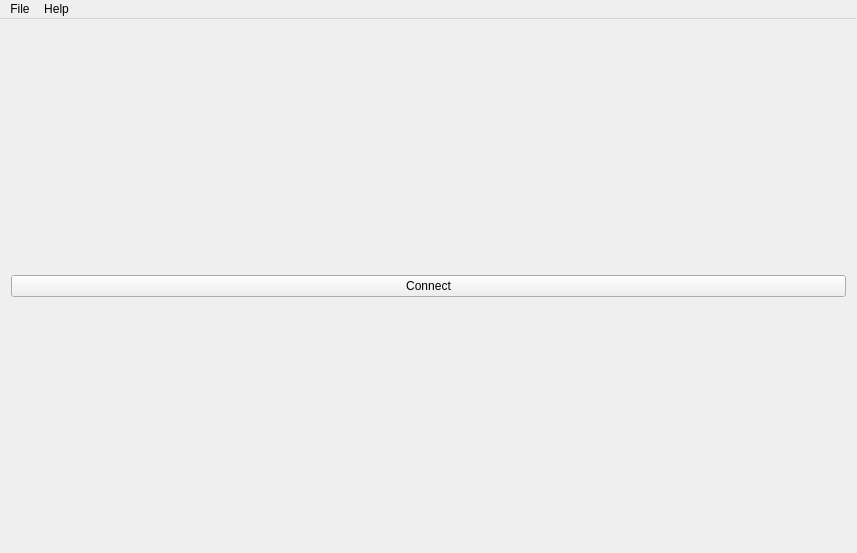
Above: Source/window.ui from Grandbrain/Sensor before the change. Below: the same form after it.
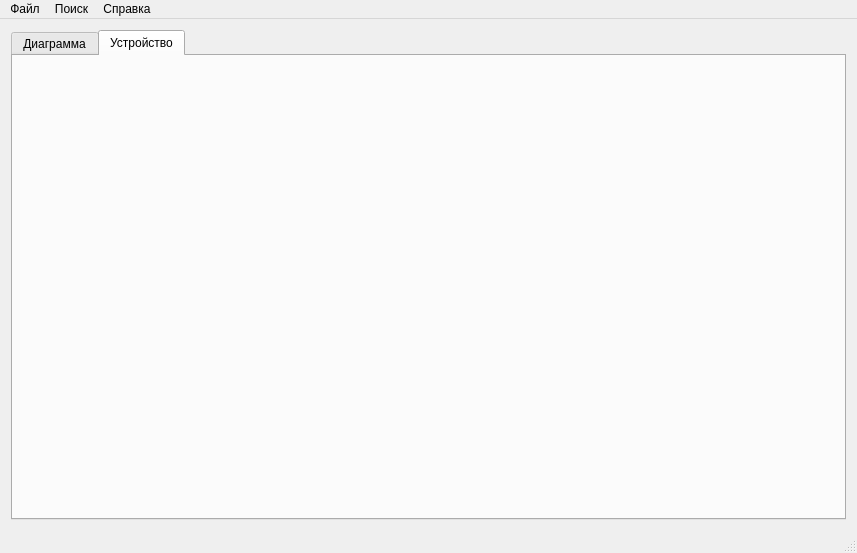
That is the form after the change.

Commit message: GCC attribute "pack" was changed to "pragma pack"

```diff
--- a/Source/window.ui
+++ b/Source/window.ui
@@ -16,10 +16,20 @@
   <widget class="QWidget" name="centralWidget">
    <layout class="QGridLayout" name="gridLayout_2">
     <item row="0" column="0">
-     <widget class="QPushButton" name="buttonConnect">
-      <property name="text">
-       <string>Connect</string>
+     <widget class="QTabWidget" name="tabWidget">
+      <property name="currentIndex">
+       <number>1</number>
       </property>
+      <widget class="QWidget" name="tab">
+       <attribute name="title">
+        <string>Диаграмма</string>
+       </attribute>
+      </widget>
+      <widget class="QWidget" name="tab_2">
+       <attribute name="title">
+        <string>Устройство</string>
+       </attribute>
+      </widget>
      </widget>
     </item>
    </layout>
@@ -35,19 +45,27 @@
    </property>
    <widget class="QMenu" name="menuFile">
     <property name="title">
-     <string>File</string>
+     <string>Файл</string>
     </property>
     <addaction name="actionExit"/>
    </widget>
    <widget class="QMenu" name="menuHelp">
     <property name="title">
-     <string>Help</string>
+     <string>Справка</string>
     </property>
     <addaction name="actionAbout"/>
    </widget>
+   <widget class="QMenu" name="menu">
+    <property name="title">
+     <string>Поиск</string>
+    </property>
+    <addaction name="action"/>
+   </widget>
    <addaction name="menuFile"/>
+   <addaction name="menu"/>
    <addaction name="menuHelp"/>
   </widget>
+  <widget class="QStatusBar" name="statusBar"/>
   <action name="actionExit">
    <property name="text">
     <string>Exit</string>
```
Left out of the diff: 10 changed lines with no effect on the pictures. The commit also changes 6 other files.
